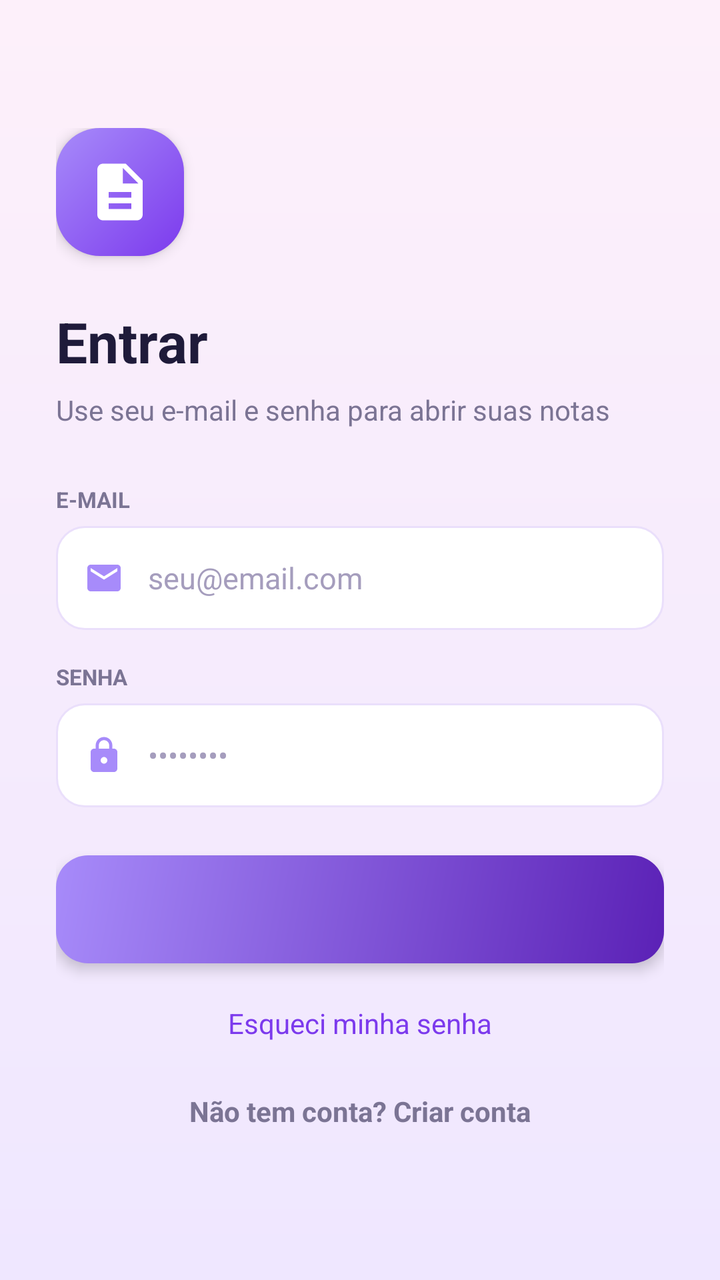
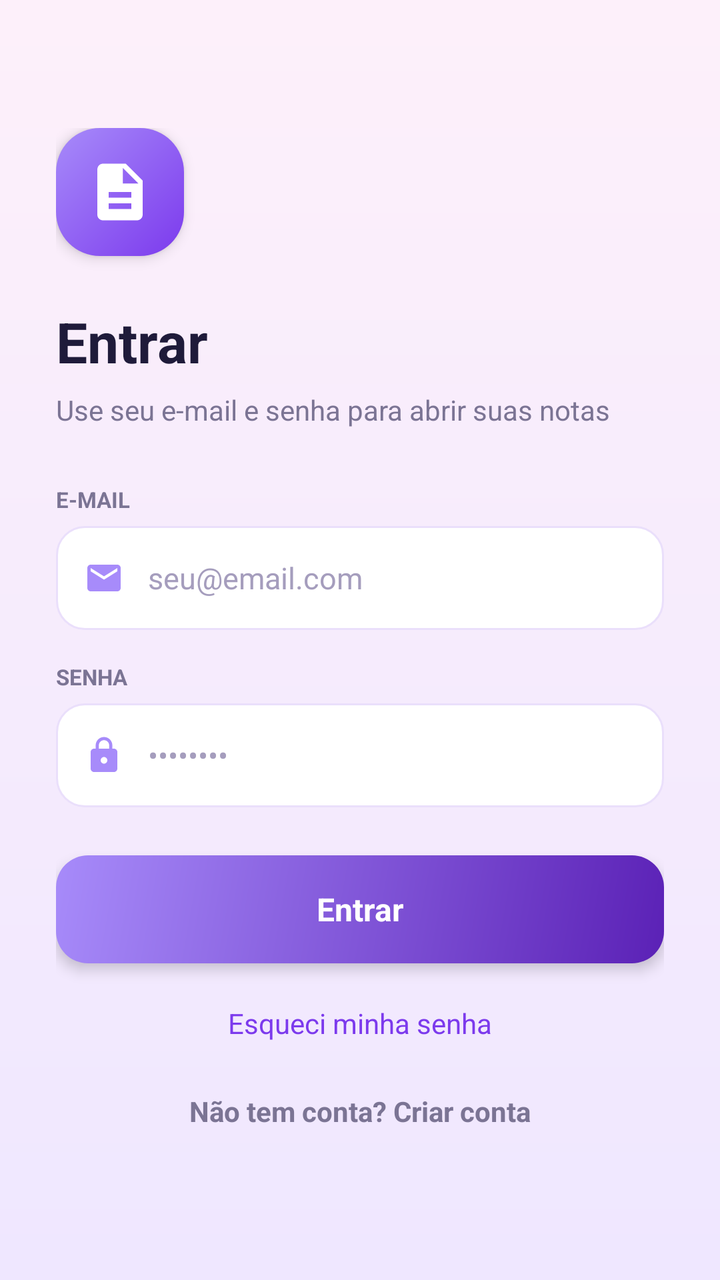

Before-and-after screenshots of an Android layout around one commit, followed by the original layout XML and the change that was made.
<!-- AndroidManifest.xml: application theme Theme.Anote -->
<!-- res/layout/activity_login.xml -->
<?xml version="1.0" encoding="utf-8"?>
<ScrollView xmlns:android="http://schemas.android.com/apk/res/android"
    android:layout_width="match_parent"
    android:layout_height="match_parent"
    android:background="@drawable/bg_screen"
    android:fillViewport="true">

    <LinearLayout
        android:layout_width="match_parent"
        android:layout_height="wrap_content"
        android:orientation="vertical"
        android:paddingStart="28dp"
        android:paddingTop="64dp"
        android:paddingEnd="28dp"
        android:paddingBottom="28dp">

        <FrameLayout
            android:layout_width="64dp"
            android:layout_height="64dp"
            android:background="@drawable/bg_logo"
            android:elevation="4dp">

            <ImageView
                android:layout_width="34dp"
                android:layout_height="34dp"
                android:layout_gravity="center"
                android:importantForAccessibility="no"
                android:src="@drawable/ic_note" />
        </FrameLayout>

        <TextView
            android:id="@+id/login_title"
            android:text="@string/login_title"
            android:layout_width="match_parent"
            android:layout_height="wrap_content"
            android:layout_marginTop="24dp"
            android:textColor="@color/ink"
            android:textSize="28sp"
            android:textStyle="bold" />

        <TextView
            android:id="@+id/login_subtitle"
            android:text="@string/login_subtitle"
            android:layout_width="match_parent"
            android:layout_height="wrap_content"
            android:layout_marginTop="6dp"
            android:textColor="@color/muted"
            android:textSize="14sp" />

        <LinearLayout
            android:id="@+id/login_email_group"
            android:layout_width="match_parent"
            android:layout_height="wrap_content"
            android:orientation="vertical">

            <TextView
                android:layout_width="match_parent"
                android:layout_height="wrap_content"
                android:layout_marginTop="28dp"
                android:text="@string/label_email"
                android:textColor="@color/muted"
                android:textSize="11sp"
                android:textStyle="bold" />

            <LinearLayout
                android:layout_width="match_parent"
                android:layout_height="52dp"
                android:layout_marginTop="6dp"
                android:background="@drawable/bg_input"
                android:gravity="center_vertical"
                android:orientation="horizontal"
                android:paddingStart="14dp"
                android:paddingEnd="14dp">

                <ImageView
                    android:layout_width="20dp"
                    android:layout_height="20dp"
                    android:importantForAccessibility="no"
                    android:src="@drawable/ic_mail"
                    android:tint="@color/purple_light" />

                <EditText
                    android:id="@+id/login_email"
                    android:layout_width="0dp"
                    android:layout_height="match_parent"
                    android:layout_weight="1"
                    android:background="@null"
                    android:hint="@string/hint_email"
                    android:importantForAutofill="no"
                    android:inputType="textEmailAddress"
                    android:maxLines="1"
                    android:paddingStart="12dp"
                    android:textColor="@color/ink"
                    android:textColorHint="@color/hint"
                    android:textSize="15sp" />
            </LinearLayout>

        </LinearLayout>

        <LinearLayout
            android:layout_width="match_parent"
            android:layout_height="wrap_content"
            android:orientation="vertical">

            <TextView
                android:layout_width="match_parent"
                android:layout_height="wrap_content"
                android:layout_marginTop="16dp"
                android:text="@string/label_password"
                android:textColor="@color/muted"
                android:textSize="11sp"
                android:textStyle="bold" />

            <LinearLayout
                android:layout_width="match_parent"
                android:layout_height="52dp"
                android:layout_marginTop="6dp"
                android:background="@drawable/bg_input"
                android:gravity="center_vertical"
                android:orientation="horizontal"
                android:paddingStart="14dp"
                android:paddingEnd="14dp">

                <ImageView
                    android:layout_width="20dp"
                    android:layout_height="20dp"
                    android:importantForAccessibility="no"
                    android:src="@drawable/ic_lock"
                    android:tint="@color/purple_light" />

                <EditText
                    android:id="@+id/login_password"
                    android:layout_width="0dp"
                    android:layout_height="match_parent"
                    android:layout_weight="1"
                    android:background="@null"
                    android:hint="@string/hint_password"
                    android:importantForAutofill="no"
                    android:inputType="textPassword"
                    android:maxLines="1"
                    android:paddingStart="12dp"
                    android:textColor="@color/ink"
                    android:textColorHint="@color/hint"
                    android:textSize="15sp" />
            </LinearLayout>

        </LinearLayout>

        <TextView
            android:id="@+id/login_error"
            android:layout_width="match_parent"
            android:layout_height="wrap_content"
            android:layout_marginTop="10dp"
            android:textColor="@color/danger_dark"
            android:textSize="13sp"
            android:visibility="gone" />

        <TextView
            android:id="@+id/btn_login"
            android:layout_width="match_parent"
            android:layout_height="54dp"
            android:layout_marginTop="24dp"
            android:background="@drawable/bg_button_primary"
            android:clickable="true"
            android:elevation="4dp"
            android:focusable="true"
            android:foreground="?attr/selectableItemBackground"
            android:gravity="center"
            android:textColor="@color/white"
            android:textSize="16sp"
            android:textStyle="bold" />

        <TextView
            android:id="@+id/btn_forgot"
            android:layout_width="match_parent"
            android:layout_height="44dp"
            android:layout_marginTop="8dp"
            android:clickable="true"
            android:focusable="true"
            android:foreground="?attr/selectableItemBackground"
            android:gravity="center"
            android:text="@string/login_forgot"
            android:textColor="@color/purple_primary"
            android:textSize="14sp" />

        <TextView
            android:id="@+id/btn_signup"
            android:layout_width="match_parent"
            android:layout_height="44dp"
            android:clickable="true"
            android:focusable="true"
            android:foreground="?attr/selectableItemBackground"
            android:gravity="center"
            android:text="@string/login_signup"
            android:textColor="@color/muted"
            android:textSize="14sp"
            android:textStyle="bold" />
    </LinearLayout>
</ScrollView>
<!-- resources referenced by this layout -->
<resources>
  <color name="danger_dark">#D6203A</color>
  <color name="hint">#A59DBD</color>
  <color name="ink">#1F1B3A</color>
  <color name="muted">#7B7494</color>
  <color name="purple_light">#A78BFA</color>
  <color name="purple_primary">#7C3AED</color>
  <color name="white">#FFFFFF</color>
  <!-- drawable bg_button_primary (drawable) -->
  <?xml version="1.0" encoding="utf-8"?>
  <shape xmlns:android="http://schemas.android.com/apk/res/android" android:shape="rectangle">
      <gradient
          android:angle="315"
          android:endColor="@color/purple_dark"
          android:startColor="@color/purple_light" />
      <corners android:radius="16dp" />
  </shape>
  <!-- drawable bg_input (drawable) -->
  <?xml version="1.0" encoding="utf-8"?>
  <shape xmlns:android="http://schemas.android.com/apk/res/android" android:shape="rectangle">
      <solid android:color="@color/white" />
      <stroke android:width="1dp" android:color="@color/card_stroke" />
      <corners android:radius="14dp" />
  </shape>
  <!-- drawable bg_logo (drawable) -->
  <?xml version="1.0" encoding="utf-8"?>
  <shape xmlns:android="http://schemas.android.com/apk/res/android" android:shape="rectangle">
      <gradient
          android:angle="315"
          android:endColor="@color/purple_primary"
          android:startColor="@color/purple_light" />
      <corners android:radius="22dp" />
  </shape>
  <!-- drawable bg_screen (drawable) -->
  <?xml version="1.0" encoding="utf-8"?>
  <shape xmlns:android="http://schemas.android.com/apk/res/android" android:shape="rectangle">
      <gradient
          android:angle="270"
          android:endColor="@color/bg_bottom"
          android:startColor="@color/bg_top" />
  </shape>
  <!-- drawable ic_mail (drawable) -->
  <?xml version="1.0" encoding="utf-8"?>
  <vector xmlns:android="http://schemas.android.com/apk/res/android"
      android:width="24dp"
      android:height="24dp"
      android:viewportWidth="24"
      android:viewportHeight="24">
      <path
          android:fillColor="#FFFFFF"
          android:pathData="M20,4H4c-1.1,0 -1.99,0.9 -1.99,2L2,18c0,1.1 0.9,2 2,2h16c1.1,0 2,-0.9 2,-2V6c0,-1.1 -0.9,-2 -2,-2zM20,8l-8,5 -8,-5V6l8,5 8,-5v2z" />
  </vector>
  <!-- drawable ic_note (drawable) -->
  <?xml version="1.0" encoding="utf-8"?>
  <vector xmlns:android="http://schemas.android.com/apk/res/android"
      android:width="24dp"
      android:height="24dp"
      android:viewportWidth="24"
      android:viewportHeight="24">
      <path
          android:fillColor="#FFFFFF"
          android:pathData="M14,2H6c-1.1,0 -1.99,0.9 -1.99,2L4,20c0,1.1 0.89,2 1.99,2H18c1.1,0 2,-0.9 2,-2V8l-6,-6zM16,18H8v-2h8v2zM16,14H8v-2h8v2zM13,9V3.5L18.5,9H13z" />
  </vector>
  <string name="hint_email">seu@email.com</string>
  <string name="hint_password">••••••••</string>
  <string name="label_email">E-MAIL</string>
  <string name="label_password">SENHA</string>
  <string name="login_forgot">Esqueci minha senha</string>
  <string name="login_signup">Não tem conta? Criar conta</string>
  <string name="login_subtitle">Use seu e-mail e senha para abrir suas notas</string>
  <string name="login_title">Entrar</string>
  <style name="Theme.Anote" parent="Theme.Material3.Light.NoActionBar">
          <item name="colorPrimary">@color/purple_primary</item>
          <item name="colorOnPrimary">@color/white</item>
          <item name="android:windowBackground">@drawable/bg_screen</item>
          <item name="android:statusBarColor">@color/bg_top</item>
          <item name="android:navigationBarColor">@color/bg_bottom</item>
          <item name="android:windowLightStatusBar">true</item>
          <item name="android:textColorPrimary">@color/ink</item>
      </style>
  <color name="purple_dark">#5B21B6</color>
  <color name="card_stroke">#EADFFB</color>
  <color name="bg_bottom">#EFE7FF</color>
  <color name="bg_top">#FDF0FA</color>
  <!-- unchanged entries left out for length: 1 -->
</resources>

<!-- the commit's change to res/layout/activity_login.xml (unified diff, before → after) -->
@@ -166,6 +166,7 @@
             android:focusable="true"
             android:foreground="?attr/selectableItemBackground"
             android:gravity="center"
+            android:text="@string/login_button"
             android:textColor="@color/white"
             android:textSize="16sp"
             android:textStyle="bold" />
<!-- resource entries referenced after the edit -->
@@ -66,6 +66,7 @@
   <string name="hint_password">••••••••</string>
   <string name="label_email">E-MAIL</string>
   <string name="label_password">SENHA</string>
+  <string name="login_button">Entrar</string>
   <string name="login_forgot">Esqueci minha senha</string>
   <string name="login_signup">Não tem conta? Criar conta</string>
   <string name="login_subtitle">Use seu e-mail e senha para abrir suas notas</string>
